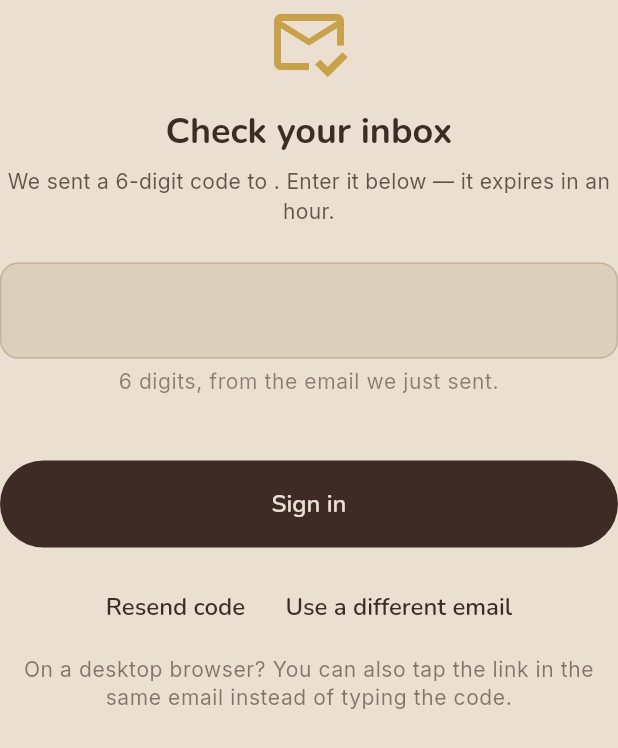
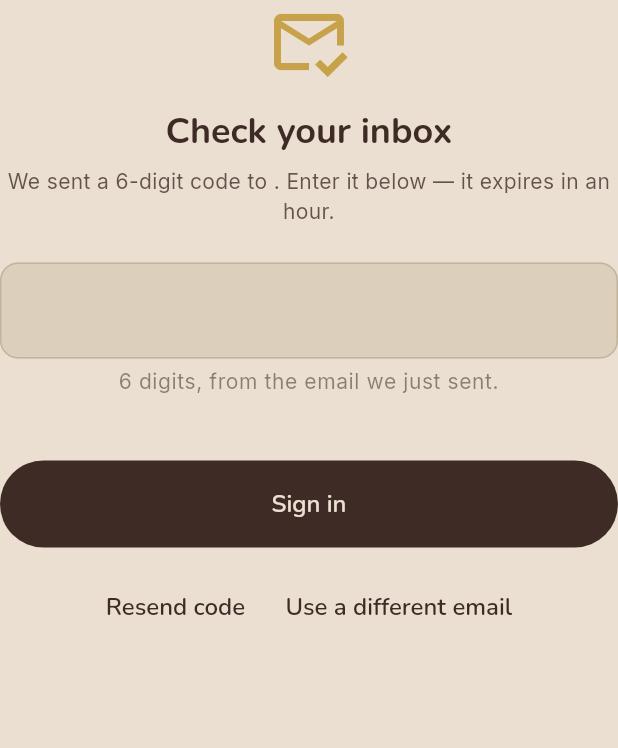
Before and after one commit to tinkerbox-os/sankalpa, a Flutter app: the _CodeEntry widget shown alone on an empty page, opened directly with empty values, on a phone screen of 412 x 824 dp. Shown: the top 748 px of the screen. Run offline on Flutter 3.47's test engine with Material 3 defaults, Android fonts, the phone set to English and light mode, and no system bars; our stand-ins replace flutter_riverpod, flutter_svg, freezed_annotation, go_router, google_fonts, hive_flutter and 5 more; missing offline and left inert: dart:js_interop; accounts and stored records are empty; network calls fail.

Commit message:
refactor(auth): drop magic-link framing for a code-only sign-in
The magic link and the 6-digit code are two views of one token, so redeeming
either consumes both. Email security scanners prefetch links to check them for
malware, which burned the token before the user could finish typing the code —
sign-in then failed with `otp_expired` well inside the expiry window.

The emails now carry only `{{ .Token }}` (Supabase template change, not in this
repo). This aligns the app with that: renames `sendMagicLink` to
`sendEmailCode`, and removes copy promising a link that no longer exists —
"(and a magic link)" and the desktop "tap the link instead" footer.

`emailRedirectTo` stays so the token still has a correct destination if a link
is ever reintroduced, as do the router's auth-callback paths, which also handle
Supabase error redirects and links in already-sent emails.

Expiry copy is left alone pending the real dashboard value.

Co-authored-by: Cursor <cursoragent@cursor.com>

```diff
--- a/lib/features/auth/sign_in_screen.dart
+++ b/lib/features/auth/sign_in_screen.dart
@@ -9,22 +9,21 @@ import 'package:sankalpa/data/errors/app_error.dart';
 import 'package:sankalpa/widgets/friendly_error.dart';
 import 'package:sankalpa/widgets/logo.dart';
 
-/// Email sign-in. Two paths from the same email:
+/// Email sign-in via a 6-digit code.
 ///
-///   1. **Magic link** (default for desktop browsers): one-tap link
-///      redirects back to the app with a session cookie.
-///   2. **6-digit code** (essential for installed PWAs on iOS): the same
-///      email also contains a `{{ .Token }}`. The user types the code
-///      directly into the PWA, no redirect needed — works around the
-///      iOS quirk that opens magic links in Safari instead of the
-///      installed home-screen app.
+/// The email carries only `{{ .Token }}` — no magic link. Two reasons:
+/// magic links open in Safari rather than the installed home-screen app on
+/// iOS, and because the link and the code share one token, email scanners
+/// prefetching the link consumed it before the user could type the code.
+///
+/// The router still handles auth callback URLs so that links from older
+/// emails, and Supabase's error redirects, land somewhere sensible.
 class SignInScreen extends ConsumerStatefulWidget {
   const SignInScreen({super.key, this.initialError});
 
   /// Pre-populated error shown above the email field on first paint —
-  /// used when the router redirects an expired/invalid magic-link
-  /// callback back here so the user knows why they're being asked to
-  /// sign in again.
+  /// used when the router redirects an expired/invalid auth callback back
+  /// here so the user knows why they're being asked to sign in again.
   final String? initialError;
 
   @override
@@ -48,7 +47,7 @@ class _SignInScreenState extends ConsumerState<SignInScreen> {
     _error = initial == null ? null : AppError.hint(initial);
   }
 
-  // Supabase enforces a per-email cooldown between magic-link sends
+  // Supabase enforces a per-email cooldown between code sends
   // (`over_email_send_rate_limit`). We track the local end-time so the
   // Resend button can show a live countdown instead of letting the user
   // tap it and get the raw API error.
@@ -96,13 +95,13 @@ class _SignInScreenState extends ConsumerState<SignInScreen> {
       _error = null;
     });
     try {
-      // On web, redirect back to the page the user is on, including the
-      // sub-path (e.g. `/sankalpa/` on GitHub Pages). `Uri.base.origin`
-      // alone strips the path and breaks deploys served under a sub-path.
+      // On web, point back at the page the user is on, including the sub-path
+      // (e.g. `/sankalpa/` on GitHub Pages). `Uri.base.origin` alone strips
+      // the path and breaks deploys served under a sub-path.
       final redirect = kIsWeb
           ? '${Uri.base.origin}${Uri.base.path}'
           : 'io.tinkerbox.sankalpa://auth-callback';
-      await ref.read(authControllerProvider).sendMagicLink(
+      await ref.read(authControllerProvider).sendEmailCode(
             email: _emailCtrl.text,
             redirectTo: redirect,
           );
@@ -257,8 +256,7 @@ class _SignInScreenState extends ConsumerState<SignInScreen> {
                       ),
                       const SizedBox(height: 12),
                       Text(
-                        'We\u2019ll email you a 6-digit code (and a magic '
-                        'link). No passwords.',
+                        'We\u2019ll email you a 6-digit code. No passwords.',
                         textAlign: TextAlign.center,
                         style: theme.textTheme.bodySmall,
                       ),
@@ -274,9 +272,7 @@ class _SignInScreenState extends ConsumerState<SignInScreen> {
   }
 }
 
-/// Post-send state: shows the code entry plus quick fallbacks. The same
-/// email also includes a magic link, so users can either type the code
-/// here or tap the link from a desktop browser.
+/// Post-send state: the code field plus resend / change-email fallbacks.
 class _CodeEntry extends StatelessWidget {
   const _CodeEntry({
     required this.email,
@@ -409,15 +405,6 @@ class _CodeEntry extends StatelessWidget {
             ),
           ],
         ),
-        const SizedBox(height: 8),
-        Text(
-          'On a desktop browser? You can also tap the link in the same '
-          'email instead of typing the code.',
-          textAlign: TextAlign.center,
-          style: theme.textTheme.bodySmall?.copyWith(
-            color: theme.colorScheme.onSurface.withValues(alpha: 0.6),
-          ),
-        ),
       ],
     );
   }
```
Also changed, not shown: lib/data/auth/auth_providers.dart (+13 -8 lines).
